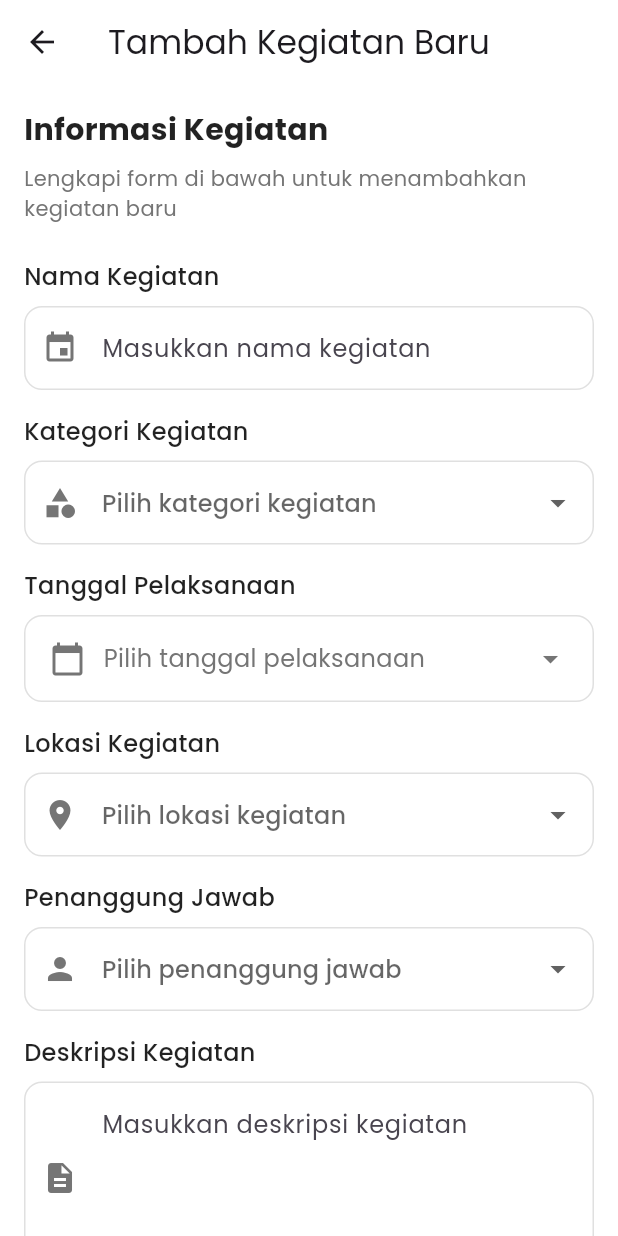
After one commit to Ruphasa/Pentagram, a Flutter app: the ActivityAdd screen opened by its route, on a phone screen of 412 x 824 dp. The commit adds this screen. Run offline on Flutter 3.47's test engine with Material 3 defaults, Android fonts, the phone set to English and light mode, and no system bars; our stand-ins replace fl_chart, google_fonts.

Commit message:
feat: add activity_add screen

```diff
--- a/lib/main.dart
+++ b/lib/main.dart
@@ -1,5 +1,6 @@
 import 'package:flutter/material.dart';
 import 'package:google_fonts/google_fonts.dart';
+import 'package:pentagram/page/activity_broadcast/activity_add.dart';
 import 'package:pentagram/page/dashboard.dart';
 import 'package:pentagram/page/activity_broadcast/activity_view.dart';
 import 'package:pentagram/page/login/login_page.dart';
@@ -28,6 +29,7 @@ class MyApp extends StatelessWidget {
         '/': (ctx) => const DashboardScreen(),
         '/login': (ctx) => const LoginPage(),
         '/activity/view': (ctx) => const ActivityView(),
+        '/activity/add': (ctx) => const ActivityAdd()
       },
     );
   }
--- /dev/null
+++ b/lib/page/activity_broadcast/activity_add.dart
@@ -0,0 +1,460 @@
+import 'package:flutter/material.dart';
+
+class ActivityAdd extends StatefulWidget {
+  const ActivityAdd({super.key});
+
+  @override
+  State<ActivityAdd> createState() => _ActivityAddState();
+}
+
+class _ActivityAddState extends State<ActivityAdd> {
+  final _formKey = GlobalKey<FormState>();
+  final _namaKegiatanController = TextEditingController();
+  final _deskripsiController = TextEditingController();
+
+  String? _selectedKategori;
+  String? _selectedLokasi;
+  String? _selectedPenanggungJawab;
+  DateTime? _selectedDate;
+
+  // Dropdown options
+  final List<String> _kategoriOptions = [
+    'Komunitas & Sosial',
+    'Kebersihan & Keamanan',
+    'Keagamaan',
+    'Pendidikan',
+    'Kesehatan & Olahraga',
+    'Lainnya',
+  ];
+
+  final List<String> _lokasiOptions = [
+    'RT 01/RW 01',
+    'RT 02/RW 01',
+    'RT 03/RW 01',
+    'RT 01/RW 02',
+    'RT 02/RW 02',
+    'RT 03/RW 02',
+    'Balai Desa',
+    'Masjid Al-Ikhlas',
+    'Lapangan Desa',
+    'Kantor Desa',
+  ];
+
+  final List<String> _penanggungJawabOptions = [
+    'Pak Bambang',
+    'Pak Rosyid',
+    'Pak Budi',
+    'Pak Ahmad',
+    'Bu Sari',
+    'Pak Joko',
+    'Bu Rina',
+    'Pak Sutrisno',
+    'Bu Endah',
+    'Pak Wahyu',
+  ];
+
+  @override
+  void dispose() {
+    _namaKegiatanController.dispose();
+    _deskripsiController.dispose();
+    super.dispose();
+  }
+
+  @override
+  Widget build(BuildContext context) {
+    return Scaffold(
+      backgroundColor: Colors.white,
+      appBar: AppBar(
+        backgroundColor: Colors.white,
+        title: const Text('Tambah Kegiatan Baru'),
+        elevation: 0,
+      ),
+      body: Form(
+        key: _formKey,
+        child: SingleChildScrollView(
+          padding: const EdgeInsets.all(16.0),
+          child: Column(
+            crossAxisAlignment: CrossAxisAlignment.start,
+            children: [
+              // Header
+              const Text(
+                'Informasi Kegiatan',
+                style: TextStyle(
+                  fontSize: 20,
+                  fontWeight: FontWeight.bold,
+                ),
+              ),
+              const SizedBox(height: 8),
+              Text(
+                'Lengkapi form di bawah untuk menambahkan kegiatan baru',
+                style: TextStyle(
+                  fontSize: 14,
+                  color: Colors.grey[600],
+                ),
+              ),
+              const SizedBox(height: 24),
+
+              // Nama Kegiatan
+              _buildTextField(
+                controller: _namaKegiatanController,
+                label: 'Nama Kegiatan',
+                hint: 'Masukkan nama kegiatan',
+                icon: Icons.event,
+                validator: (value) {
+                  if (value == null || value.trim().isEmpty) {
+                    return 'Nama kegiatan harus diisi';
+                  }
+                  return null;
+                },
+              ),
+              const SizedBox(height: 16),
+
+              // Kategori Kegiatan
+              _buildDropdownField(
+                value: _selectedKategori,
+                label: 'Kategori Kegiatan',
+                hint: 'Pilih kategori kegiatan',
+                icon: Icons.category,
+                items: _kategoriOptions,
+                onChanged: (value) {
+                  setState(() {
+                    _selectedKategori = value;
+                  });
+                },
+                validator: (value) {
+                  if (value == null || value.isEmpty) {
+                    return 'Kategori kegiatan harus dipilih';
+                  }
+                  return null;
+                },
+              ),
+              const SizedBox(height: 16),
+
+              // Tanggal
+              _buildDateField(),
+              const SizedBox(height: 16),
+
+              // Lokasi
+              _buildDropdownField(
+                value: _selectedLokasi,
+                label: 'Lokasi Kegiatan',
+                hint: 'Pilih lokasi kegiatan',
+                icon: Icons.location_on,
+                items: _lokasiOptions,
+                onChanged: (value) {
+                  setState(() {
+                    _selectedLokasi = value;
+                  });
+                },
+                validator: (value) {
+                  if (value == null || value.isEmpty) {
+                    return 'Lokasi kegiatan harus dipilih';
+                  }
+                  return null;
+                },
+              ),
+              const SizedBox(height: 16),
+
+              // Penanggung Jawab
+              _buildDropdownField(
+                value: _selectedPenanggungJawab,
+                label: 'Penanggung Jawab',
+                hint: 'Pilih penanggung jawab',
+                icon: Icons.person,
+                items: _penanggungJawabOptions,
+                onChanged: (value) {
+                  setState(() {
+                    _selectedPenanggungJawab = value;
+                  });
+                },
+                validator: (value) {
+                  if (value == null || value.isEmpty) {
+                    return 'Penanggung jawab harus dipilih';
+                  }
+                  return null;
+                },
+              ),
+              const SizedBox(height: 16),
+
+              // Deskripsi
+              _buildTextField(
+                controller: _deskripsiController,
+                label: 'Deskripsi Kegiatan',
+                hint: 'Masukkan deskripsi kegiatan',
+                icon: Icons.description,
+                maxLines: 4,
+                validator: (value) {
+                  if (value == null || value.trim().isEmpty) {
+                    return 'Deskripsi kegiatan harus diisi';
+                  }
+                  return null;
+                },
+              ),
+              const SizedBox(height: 32),
+
+              // Action Buttons
+              Row(
+                children: [
+                  Expanded(
+                    child: OutlinedButton(
+                      onPressed: () {
+                        Navigator.pop(context);
+                      },
+                      style: OutlinedButton.styleFrom(
+                        padding: const EdgeInsets.symmetric(vertical: 16),
+                        side: const BorderSide(color: Colors.grey),
+                      ),
+                      child: const Text(
+                        'Batal',
+                        style: TextStyle(
+                          fontSize: 16,
+                          color: Colors.grey,
+                        ),
+                      ),
+                    ),
+                  ),
+                  const SizedBox(width: 16),
+                  Expanded(
+                    child: ElevatedButton(
+                      onPressed: _submitForm,
+                      style: ElevatedButton.styleFrom(
+                        backgroundColor: Colors.blue,
+                        foregroundColor: Colors.white,
+                        padding: const EdgeInsets.symmetric(vertical: 16),
+                        elevation: 0,
+                      ),
+                      child: const Text(
+                        'Simpan',
+                        style: TextStyle(fontSize: 16),
+                      ),
+                    ),
+                  ),
+                ],
+              ),
+              const SizedBox(height: 16),
+            ],
+          ),
+        ),
+      ),
+    );
+  }
+
+  Widget _buildTextField({
+    required TextEditingController controller,
+    required String label,
+    required String hint,
+    required IconData icon,
+    int maxLines = 1,
+    String? Function(String?)? validator,
+  }) {
+    return Column(
+      crossAxisAlignment: CrossAxisAlignment.start,
+      children: [
+        Text(
+          label,
+          style: const TextStyle(
+            fontSize: 16,
+            fontWeight: FontWeight.w500,
+          ),
+        ),
+        const SizedBox(height: 8),
+        TextFormField(
+          controller: controller,
+          maxLines: maxLines,
+          validator: validator,
+          decoration: InputDecoration(
+            hintText: hint,
+            prefixIcon: Icon(icon, color: Colors.grey[600]),
+            border: OutlineInputBorder(
+              borderRadius: BorderRadius.circular(12),
+              borderSide: const BorderSide(color: Colors.grey),
+            ),
+            enabledBorder: OutlineInputBorder(
+              borderRadius: BorderRadius.circular(12),
+              borderSide: BorderSide(color: Colors.grey[300]!),
+            ),
+            focusedBorder: OutlineInputBorder(
+              borderRadius: BorderRadius.circular(12),
+              borderSide: const BorderSide(color: Colors.blue, width: 2),
+            ),
+            errorBorder: OutlineInputBorder(
+              borderRadius: BorderRadius.circular(12),
+              borderSide: const BorderSide(color: Colors.red),
+            ),
+            contentPadding: const EdgeInsets.symmetric(
+              horizontal: 16,
+              vertical: 16,
+            ),
+          ),
+        ),
+      ],
+    );
+  }
+
+  Widget _buildDropdownField({
+    required String? value,
+    required String label,
+    required String hint,
+    required IconData icon,
+    required List<String> items,
+    required void Function(String?) onChanged,
+    String? Function(String?)? validator,
+  }) {
+    return Column(
+      crossAxisAlignment: CrossAxisAlignment.start,
+      children: [
+        Text(
+          label,
+          style: const TextStyle(
+            fontSize: 16,
+            fontWeight: FontWeight.w500,
+          ),
+        ),
+        const SizedBox(height: 8),
+        DropdownButtonFormField<String>(
+          value: value,
+          onChanged: onChanged,
+          validator: validator,
+          decoration: InputDecoration(
+            hintText: hint,
+            prefixIcon: Icon(icon, color: Colors.grey[600]),
+            border: OutlineInputBorder(
+              borderRadius: BorderRadius.circular(12),
+              borderSide: const BorderSide(color: Colors.grey),
+            ),
+            enabledBorder: OutlineInputBorder(
+              borderRadius: BorderRadius.circular(12),
+              borderSide: BorderSide(color: Colors.grey[300]!),
+            ),
+            focusedBorder: OutlineInputBorder(
+              borderRadius: BorderRadius.circular(12),
+              borderSide: const BorderSide(color: Colors.blue, width: 2),
+            ),
+            errorBorder: OutlineInputBorder(
+              borderRadius: BorderRadius.circular(12),
+              borderSide: const BorderSide(color: Colors.red),
+            ),
+            contentPadding: const EdgeInsets.symmetric(
+              horizontal: 16,
+              vertical: 16,
+            ),
+          ),
+          items: items.map((String item) {
+            return DropdownMenuItem<String>(
+              value: item,
+              child: Text(item),
+            );
+          }).toList(),
+        ),
+      ],
+    );
+  }
+
+  Widget _buildDateField() {
+    return Column(
+      crossAxisAlignment: CrossAxisAlignment.start,
+      children: [
+        const Text(
+          'Tanggal Pelaksanaan',
+          style: TextStyle(
+            fontSize: 16,
+            fontWeight: FontWeight.w500,
+          ),
+        ),
+        const SizedBox(height: 8),
+        InkWell(
+          onTap: _selectDate,
+          child: Container(
+            padding: const EdgeInsets.symmetric(horizontal: 16, vertical: 16),
+            decoration: BoxDecoration(
+              border: Border.all(color: Colors.grey[300]!),
+              borderRadius: BorderRadius.circular(12),
+            ),
+            child: Row(
+              children: [
+                Icon(Icons.calendar_today, color: Colors.grey[600]),
+                const SizedBox(width: 12),
+                Expanded(
+                  child: Text(
+                    _selectedDate == null
+                        ? 'Pilih tanggal pelaksanaan'
+                        : _formatDate(_selectedDate!),
+                    style: TextStyle(
+                      fontSize: 16,
+                      color: _selectedDate == null ? Colors.grey[600] : Colors.black87,
+                    ),
+                  ),
+                ),
+                Icon(Icons.arrow_drop_down, color: Colors.grey[600]),
+              ],
+            ),
+          ),
+        ),
+      ],
+    );
+  }
+
+  Future<void> _selectDate() async {
+    final DateTime? picked = await showDatePicker(
+      context: context,
+      initialDate: _selectedDate ?? DateTime.now(),
+      firstDate: DateTime.now(),
+      lastDate: DateTime.now().add(const Duration(days: 365)),
+      builder: (context, child) {
+        return Theme(
+          data: Theme.of(context).copyWith(
+            colorScheme: const ColorScheme.light(
+              primary: Colors.blue,
+            ),
+          ),
+          child: child!,
+        );
+      },
+    );
+    if (picked != null && picked != _selectedDate) {
+      setState(() {
+        _selectedDate = picked;
+      });
+    }
+  }
+
+  String _formatDate(DateTime date) {
+    final months = [
+      'Januari', 'Februari', 'Maret', 'April', 'Mei', 'Juni',
+      'Juli', 'Agustus', 'September', 'Oktober', 'November', 'Desember'
+    ];
+    return '${date.day} ${months[date.month - 1]} ${date.year}';
+  }
+
+  void _submitForm() {
+    if (_formKey.currentState!.validate() && _selectedDate != null) {
+      // Create activity data
+      final activityData = {
+        'nama': _namaKegiatanController.text.trim(),
+        'kategori': _selectedKategori,
+        'tanggal': _selectedDate!.toIso8601String(),
+        'lokasi': _selectedLokasi,
+        'penanggung_jawab': _selectedPenanggungJawab,
+        'deskripsi': _deskripsiController.text.trim(),
+      };
+
+      // Show success message
+      ScaffoldMessenger.of(context).showSnackBar(
+        const SnackBar(
+          content: Text('Kegiatan berhasil ditambahkan!'),
+          backgroundColor: Colors.green,
+        ),
+      );
+
+      // Navigate back
+      Navigator.pop(context, activityData);
+    } else if (_selectedDate == null) {
+      ScaffoldMessenger.of(context).showSnackBar(
+        const SnackBar(
+          content: Text('Tanggal pelaksanaan harus dipilih!'),
+          backgroundColor: Colors.red,
+        ),
+      );
+    }
+  }
+}
--- a/lib/widgets/side_menu.dart
+++ b/lib/widgets/side_menu.dart
@@ -134,7 +134,9 @@ class SideMenu extends StatelessWidget {
                       title: 'Kegiatan - Tambah',
                       icon: Icons.plus_one,
                       isSubMenu: true,
-                      onTap: () {},
+                      onTap: () {
+                        Navigator.pushReplacementNamed(context, '/activity/add');
+                      },
                     ),
                     DrawerListTile(
                       title: 'Broadcast - Daftar',
```
